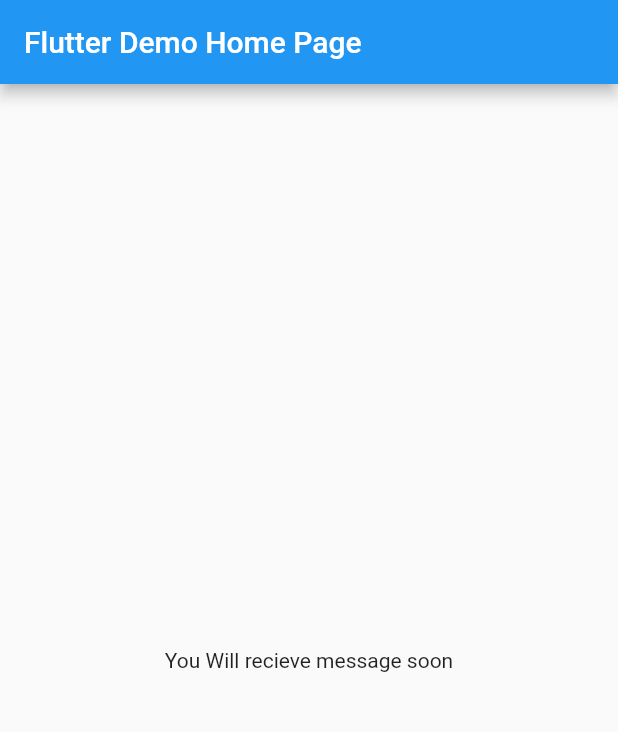
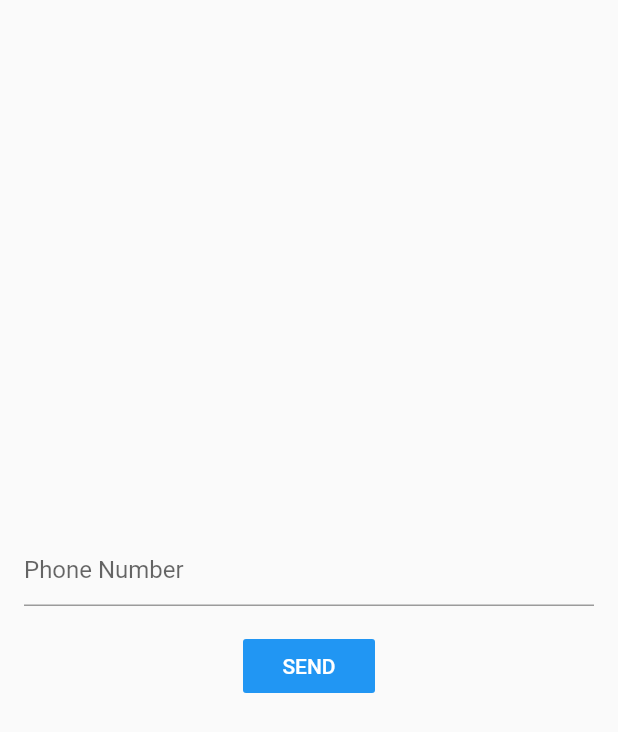
Before and after one commit to taufiqsejati/push_notification, a Flutter app: the screen it shows after launch, on a phone screen of 412 x 824 dp. Shown: the top 732 px of the screen. Run offline on Flutter 3.47's test engine with Material 2 defaults, Android fonts, the phone set to English and light mode, and no system bars; our stand-ins replace firebase_auth, firebase_core, firebase_messaging, flutter_local_notifications; accounts and stored records are empty.

```diff
--- /dev/null
+++ b/lib/login_page.dart
@@ -0,0 +1,153 @@
+import 'package:firebase_auth/firebase_auth.dart';
+import 'package:flutter/material.dart';
+import 'package:push_notification/red_page.dart';
+
+enum MobileVerificationState {
+  SHOW_MOBILE_FORM_STATE,
+  SHOW_OTP_FORM_STATE,
+}
+
+class LoginPage extends StatefulWidget {
+  const LoginPage({Key? key}) : super(key: key);
+
+  @override
+  State<LoginPage> createState() => _LoginPageState();
+}
+
+class _LoginPageState extends State<LoginPage> {
+  MobileVerificationState currentState =
+      MobileVerificationState.SHOW_MOBILE_FORM_STATE;
+
+  final phoneController = TextEditingController();
+  final otpController = TextEditingController();
+
+  FirebaseAuth _auth = FirebaseAuth.instance;
+  late String verificationId;
+  bool showLoading = false;
+
+  void signInWithPhoneAuthCredential(
+      PhoneAuthCredential phoneAuthCredential) async {
+    setState(() {
+      showLoading = true;
+    });
+
+    try {
+      final authCredential =
+          await _auth.signInWithCredential(phoneAuthCredential);
+
+      setState(() {
+        showLoading = false;
+      });
+
+      if (authCredential?.user != null) {
+        // Navigator.push(
+        //     context, MaterialPageRoute(builder: (context) => RedPage()));
+        Navigator.of(context).pushNamed('red');
+      }
+    } on FirebaseException catch (e) {
+      // TODO
+      setState(() {
+        showLoading = false;
+      });
+
+      _scaffoldKey.currentState!
+          .showSnackBar(SnackBar(content: Text(e.message!)));
+    }
+  }
+
+  getMobileFormWidget(context) {
+    return Column(
+      children: [
+        Spacer(),
+        TextField(
+          controller: phoneController,
+          decoration: InputDecoration(hintText: "Phone Number"),
+        ),
+        SizedBox(
+          height: 16,
+        ),
+        FlatButton(
+          onPressed: () async {
+            setState(() {
+              showLoading = true;
+            });
+
+            await _auth.verifyPhoneNumber(
+              phoneNumber: phoneController.text,
+              verificationCompleted: (phoneAuthCredential) async {
+                setState(() {
+                  showLoading = false;
+                });
+              },
+              verificationFailed: (verificationFailed) async {
+                setState(() {
+                  showLoading = false;
+                });
+                _scaffoldKey.currentState!.showSnackBar(
+                    SnackBar(content: Text(verificationFailed.message!)));
+              },
+              codeSent: (verificationId, resendingToken) async {
+                setState(() {
+                  showLoading = false;
+
+                  currentState = MobileVerificationState.SHOW_OTP_FORM_STATE;
+                  this.verificationId = verificationId;
+                });
+              },
+              codeAutoRetrievalTimeout: (verificationId) async {},
+            );
+          },
+          child: Text('SEND'),
+          color: Colors.blue,
+          textColor: Colors.white,
+        ),
+        Spacer(),
+      ],
+    );
+  }
+
+  getOtpFormWidget(context) {
+    return Column(
+      children: [
+        Spacer(),
+        TextField(
+          controller: phoneController,
+          decoration: InputDecoration(hintText: "Enter OTP"),
+        ),
+        SizedBox(
+          height: 16,
+        ),
+        FlatButton(
+          onPressed: () {
+            PhoneAuthCredential phoneAuthCredential =
+                PhoneAuthProvider.credential(
+                    verificationId: verificationId, smsCode: otpController.text);
+            signInWithPhoneAuthCredential(phoneAuthCredential);
+          },
+          child: Text('VERIFY'),
+          color: Colors.blue,
+          textColor: Colors.white,
+        ),
+        Spacer(),
+      ],
+    );
+  }
+
+  final GlobalKey<ScaffoldState> _scaffoldKey = GlobalKey();
+
+  @override
+  Widget build(BuildContext context) {
+    return Scaffold(
+        key: _scaffoldKey,
+        body: Container(
+          padding: const EdgeInsets.all(16),
+          child: showLoading
+              ? Center(
+                  child: CircularProgressIndicator(),
+                )
+              : currentState == MobileVerificationState.SHOW_MOBILE_FORM_STATE
+                  ? getMobileFormWidget(context)
+                  : getOtpFormWidget(context),
+        ));
+  }
+}
--- a/lib/main.dart
+++ b/lib/main.dart
@@ -1,6 +1,7 @@
 import 'package:firebase_core/firebase_core.dart';
 import 'package:firebase_messaging/firebase_messaging.dart';
 import 'package:flutter/material.dart';
+import 'package:push_notification/login_page.dart';
 import 'package:push_notification/services/local_notification_service.dart';
 import 'red_page.dart';
 
@@ -26,12 +27,15 @@ class MyApp extends StatelessWidget {
   Widget build(BuildContext context) {
     return MaterialApp(
       title: 'Flutter Demo',
+      debugShowCheckedModeBanner: false,
       theme: ThemeData(
         primarySwatch: Colors.blue,
       ),
-      home: const MyHomePage(title: 'Flutter Demo Home Page'),
+      // home: const MyHomePage(title: 'Flutter Demo Home Page'),
+      home: const LoginPage(),
       routes: {
-        "red": (_) => const RedPage(),
+        // "login":(_) => const LoginPage(),
+        "red": (_) => RedPage(),
         "green": (_) => const GreenPage()
       },
     );
--- a/pubspec.yaml
+++ b/pubspec.yaml
@@ -35,6 +35,7 @@ dependencies:
   cupertino_icons: ^1.0.2
   firebase_core: ^1.2.1
   firebase_messaging: ^10.0.1
+  firebase_auth:
   flutter_local_notifications: ^6.0.0
 
 dev_dependencies:
```
Also changed, not shown: lib/red_page.dart (+19 -3 lines), pubspec.lock, 1 other file.
